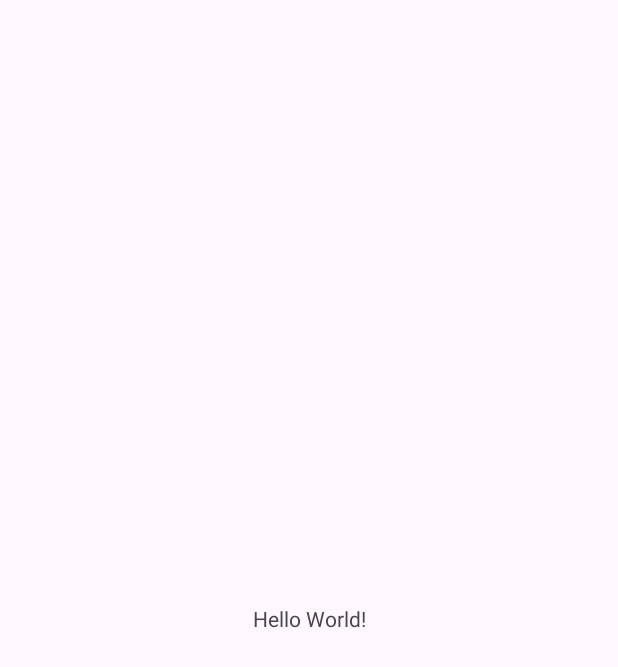
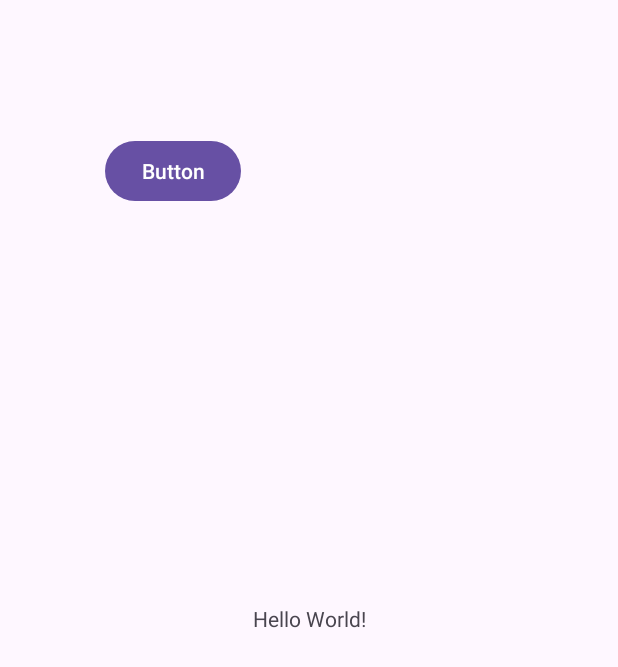
Before and after one commit to IsuzuRen5000/AndroidStudio_homework_0421, an Android app: the screen it shows after launch (MainActivity), on a phone screen of 412 x 824 dp. Before the commit the part shown is almost empty. Shown: the top 667 px of the screen. Run offline under Robolectric (Android 15) with nearby library versions, the phone set to English and light mode, and no system bars.

Commit message:
第一個頁面的元件已完成

```diff
--- a/app/src/main/res/layout/activity_main.xml
+++ b/app/src/main/res/layout/activity_main.xml
@@ -16,4 +16,14 @@
         app:layout_constraintStart_toStartOf="parent"
         app:layout_constraintTop_toTopOf="parent" />
 
+    <Button
+        android:id="@+id/button2"
+        android:layout_width="wrap_content"
+        android:layout_height="wrap_content"
+        android:layout_marginStart="70dp"
+        android:layout_marginTop="90dp"
+        android:text="Button"
+        app:layout_constraintStart_toStartOf="parent"
+        app:layout_constraintTop_toTopOf="parent" />
+
 </androidx.constraintlayout.widget.ConstraintLayout>
```
